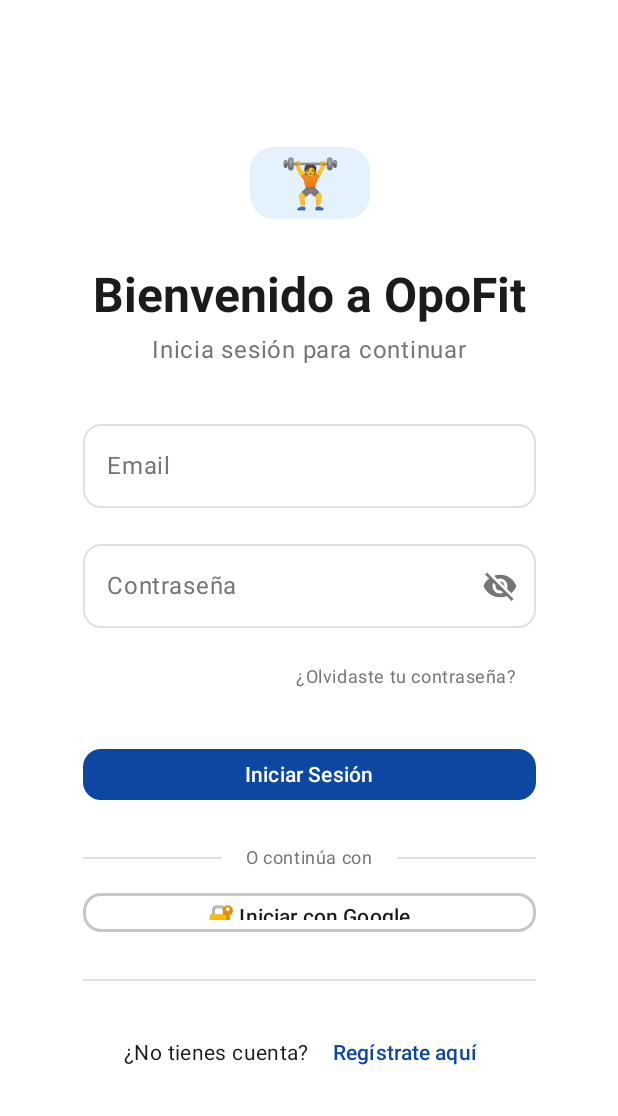
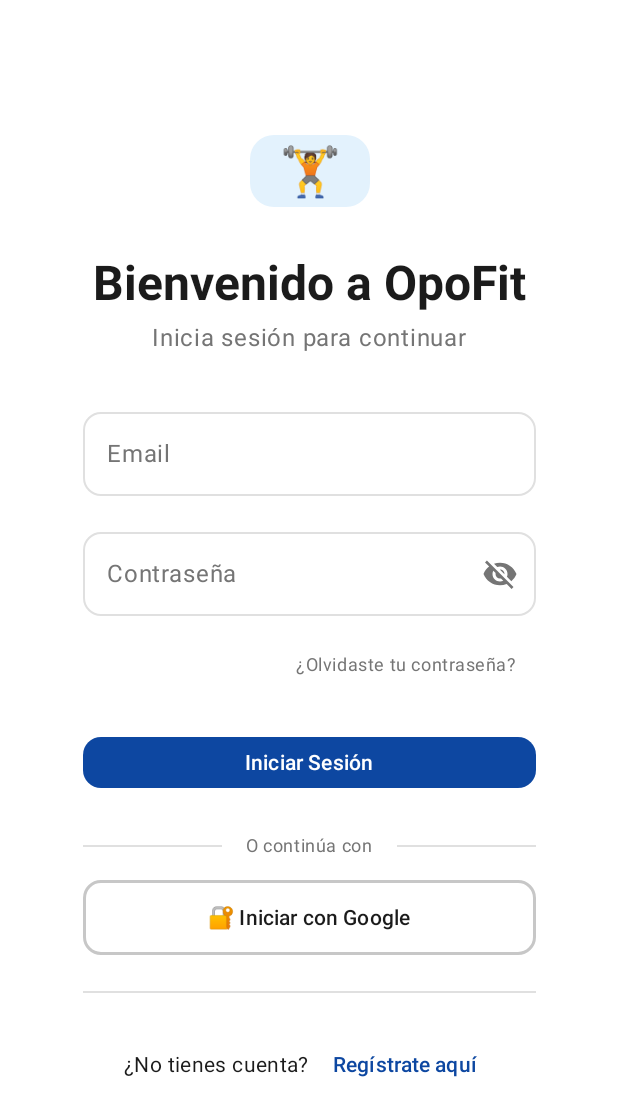
Before and after one commit to Javito9610/OPOFIT, an Android app built with Jetpack Compose: the screen it shows after launch (MainActivity), on a phone screen of 412 x 824 dp. Shown: the top 1116 px of the screen. Run offline under Robolectric (Android 15) with nearby library versions, the phone set to English and light mode, and no system bars; our stand-ins replace Firebase (no records; nobody signed in at launch, a user with empty details on screens opened directly).

Commit message:
fix: send original Google ID token to backend and fix Google button layout
- AuthViewModel: send original idToken instead of firebaseUser.uid to backend
- LoginScreen/RegisterScreen: fix padding order so button isn't squished
- AuthController: include userId in Google login response
- Update test to match new response format

Agent-Logs-Url: https://github.com/Javito9610/Proyecto_FG_Rafael_Javier_Luengo_Barreno/sessions/1d296f75-8e02-46bb-8771-1407132522fe

Co-authored-by: Javito9610 <209282100+Javito9610@users.noreply.github.com>

```diff
--- a/frontend/app/src/main/java/com/opofit/miapp/ui/screens/auth/LoginScreen.kt
+++ b/frontend/app/src/main/java/com/opofit/miapp/ui/screens/auth/LoginScreen.kt
@@ -271,8 +271,8 @@ fun LoginScreen(
                 },
                 modifier = Modifier
                     .fillMaxWidth()
-                    .height(50.dp)
-                    .padding(bottom = 24.dp),
+                    .padding(bottom = 16.dp)
+                    .height(50.dp),
                 enabled = !uiState.isLoading,
                 shape = MaterialTheme.shapes.medium,
                 border = ButtonDefaults.outlinedButtonBorder.copy(
--- a/frontend/app/src/main/java/com/opofit/miapp/ui/screens/auth/RegisterScreen.kt
+++ b/frontend/app/src/main/java/com/opofit/miapp/ui/screens/auth/RegisterScreen.kt
@@ -451,8 +451,8 @@ fun RegisterScreen(
                 },
                 modifier = Modifier
                     .fillMaxWidth()
-                    .height(50.dp)
-                    .padding(bottom = 24.dp),
+                    .padding(bottom = 16.dp)
+                    .height(50.dp),
                 enabled = !uiState.isLoading,
                 shape = MaterialTheme.shapes.medium,
                 border = ButtonDefaults.outlinedButtonBorder.copy(
--- a/frontend/app/src/main/java/com/opofit/miapp/ui/viewmodels/AuthViewModel.kt
+++ b/frontend/app/src/main/java/com/opofit/miapp/ui/viewmodels/AuthViewModel.kt
@@ -195,11 +195,10 @@ class AuthViewModel(application: Application) : AndroidViewModel(application) {
                     return@launch
                 }
 
-                val googleToken = firebaseUser.uid
                 val email = firebaseUser.email ?: ""
                 val name = firebaseUser.displayName ?: "Usuario Google"
 
-                val result = backendService.loginWithGoogle(googleToken, email, name)
+                val result = backendService.loginWithGoogle(idToken, email, name)
 
                 result.onSuccess { response ->
                     viewModelScope.launch {
```
Also changed, not shown: 2 other files.
